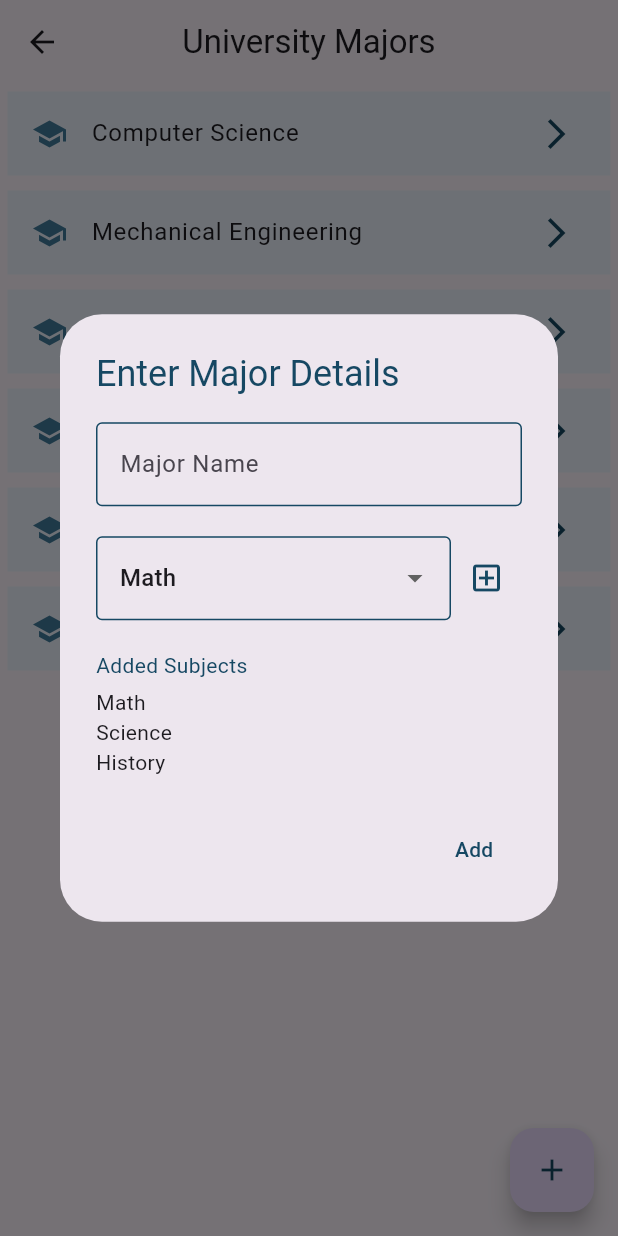
After one commit to ibrahimMedhat-1/tfm_control, a Flutter app: the MajorsView screen opened directly, after a tap on the "add" icon, on a phone screen of 412 x 824 dp. The commit adds this screen. Run offline on Flutter 3.47's test engine with Material 3 defaults, Android fonts, the phone set to English and light mode, and no system bars; our stand-ins replace bloc, flutter_bloc.

Commit message:
add majors view

```diff
--- a/lib/3.admin/layout/view/row_list_model.dart
+++ b/lib/3.admin/layout/view/row_list_model.dart
@@ -2,6 +2,8 @@
 import 'package:flutter/material.dart';
 import 'package:tfm_control/3.admin/layout/view/widgets/dashboard.dart';
 import 'package:tfm_control/3.admin/Students/view/students_view.dart';
+
+import '../../majors/view/majors_view.dart';
 
 class RowListModel {
   final String title;
@@ -32,7 +34,7 @@ class RowListModel {
 
        ),
     RowListModel(
-      widgetBuilder: () =>   StudentsView(),
+      widgetBuilder: () =>   MajorsView(),
       icon: Icons.computer,
       title: "Majors",
       onTap: (context) {},
--- /dev/null
+++ b/lib/3.admin/majors/view/majors_view.dart
@@ -0,0 +1,40 @@
+import 'package:flutter/material.dart';
+import 'package:tfm_control/3.admin/majors/view/widgets/floating_action_button.dart';
+import 'package:tfm_control/utils/styles/colors.dart';
+
+class MajorsView extends StatelessWidget {
+   MajorsView({super.key});
+  final List<String> majors = [
+    'Computer Science',
+    'Mechanical Engineering',
+    'Electrical Engineering',
+    'Psychology',
+    'Business Administration',
+    'Biology',
+  ];
+  @override
+  Widget build(BuildContext context) {
+    return Scaffold(
+      appBar: AppBar(
+        title: Text('University Majors'),
+        centerTitle: true,
+      ),
+      body:  ListView.builder(
+        itemCount: majors.length,
+        itemBuilder: (context, index) {
+          return Padding(
+            padding: const EdgeInsets.all(5.0),
+            child: ListTile(
+              tileColor:  ColorsAsset.klightblue,
+              leading: Icon(Icons.school,color: ColorsAsset.kMedium,),
+              title: Text(majors[index]),
+              onTap: () {},
+              trailing: Icon(Icons.arrow_forward_ios_outlined,color: ColorsAsset.kPrimary,),
+            ),
+          );
+        },
+      ),
+      floatingActionButton: FloatingButton(),
+    );
+  }
+}
--- /dev/null
+++ b/lib/3.admin/majors/view/widgets/floating_action_button.dart
@@ -0,0 +1,94 @@
+import 'package:flutter/material.dart';
+import 'package:tfm_control/3.admin/Students/view/widgets/custom_textfield.dart';
+
+import '../../../../utils/styles/colors.dart';
+
+class FloatingButton extends StatefulWidget {
+   FloatingButton({
+    super.key,
+  });
+
+  @override
+  State<FloatingButton> createState() => _FloatingButtonState();
+}
+
+class _FloatingButtonState extends State<FloatingButton> {
+  String selectedSubject = 'Math';
+  List<String> subjects = ['Math', 'Science', 'History'];
+
+  @override
+  Widget build(BuildContext context) {
+    return FloatingActionButton(
+      onPressed: () {
+        showDialog<void>(
+          context: context,
+          builder: (BuildContext context) {
+            return AlertDialog(
+              title: const Text('Enter Major Details',style: TextStyle(color: ColorsAsset.kPrimary,),),
+              content: SingleChildScrollView(
+                child: ListBody(
+                  children: <Widget>[
+                    MyTextField(labeltext: 'Major Name'),
+                    const SizedBox(height: 20,),
+                    Row(
+                      children: [
+                        Flexible(
+                          flex: 5,
+                          child: DropdownButtonFormField<String>(
+                            value: selectedSubject,
+                            decoration: const InputDecoration(
+                              border:  OutlineInputBorder(
+                                borderSide: BorderSide(
+                                    color: ColorsAsset.kPrimary
+                                ),
+                              ),
+                              enabledBorder: OutlineInputBorder(
+                                borderSide: BorderSide(
+                                    color: ColorsAsset.kPrimary
+                                ),
+                              ),
+                              focusedBorder: OutlineInputBorder(
+                                borderSide: BorderSide(
+                                    color: ColorsAsset.kPrimary
+                                ),
+                              ),
+                            ),
+                            items:subjects.map<DropdownMenuItem<String>>((String value) {
+                              return DropdownMenuItem<String>(
+                                value: value,
+                                child: Text(value),
+                              );
+                            }).toList(),
+                            onChanged: (String? newValue) {
+                              setState(() {
+                                selectedSubject = newValue!;
+                              });
+                            },
+                          ),
+                        ),
+                        Flexible(
+                          flex: 1,
+                            child: IconButton(onPressed: (){}, icon: const Icon(Icons.add_box_outlined,color: ColorsAsset.kPrimary,),),),
+                      ],
+                    ),
+                    const SizedBox(height: 20,),
+                    const Text('Added Subjects',style: TextStyle(color: ColorsAsset.kPrimary,),),
+                    const SizedBox(height: 5,),
+                    ...subjects.map((subject) => Text(subject)).toList(),
+                  ],
+                ),
+              ),
+              actions: <Widget>[
+                TextButton(
+                  child: const Text('Add',style: TextStyle(color: ColorsAsset.kPrimary,)),
+                  onPressed: () {},
+                ),
+              ],
+            );
+          },
+        );
+      },
+      child: const Icon(Icons.add,color: ColorsAsset.kPrimary,),
+    );
+  }
+}
--- a/lib/utils/styles/colors.dart
+++ b/lib/utils/styles/colors.dart
@@ -4,4 +4,5 @@ abstract class ColorsAsset {
   static const Color kPrimary = Color(0xff164863);
   static const Color kMedium = Color(0xff427D9D);
   static const Color kLight = Color(0xff9BBEC8);
+  static const Color klightblue = Color(0xffEEF5FF);
 }
```
